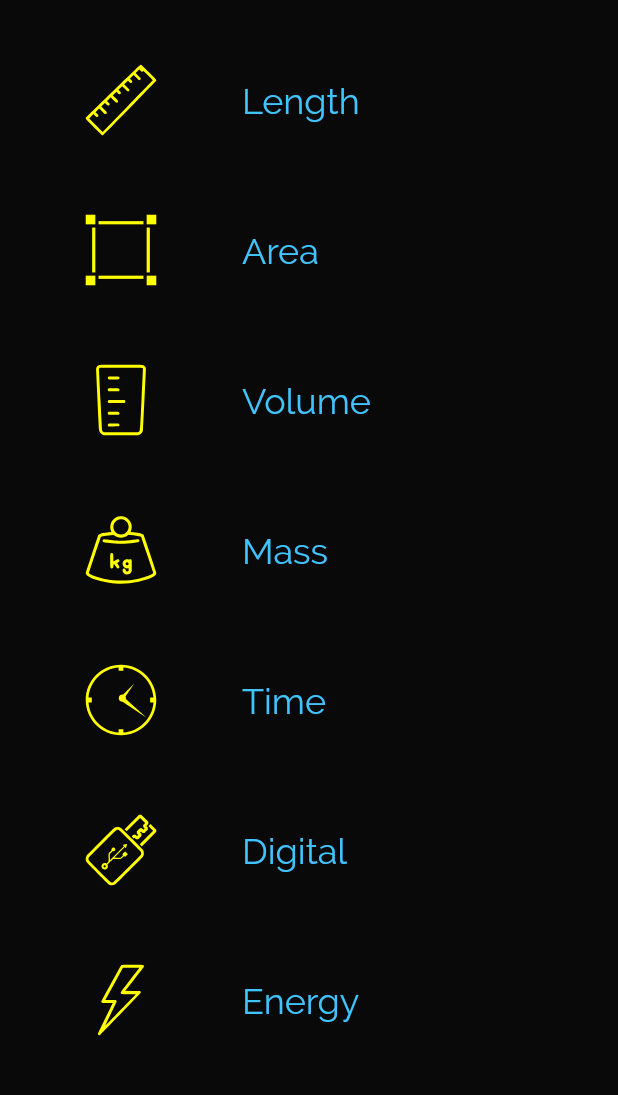
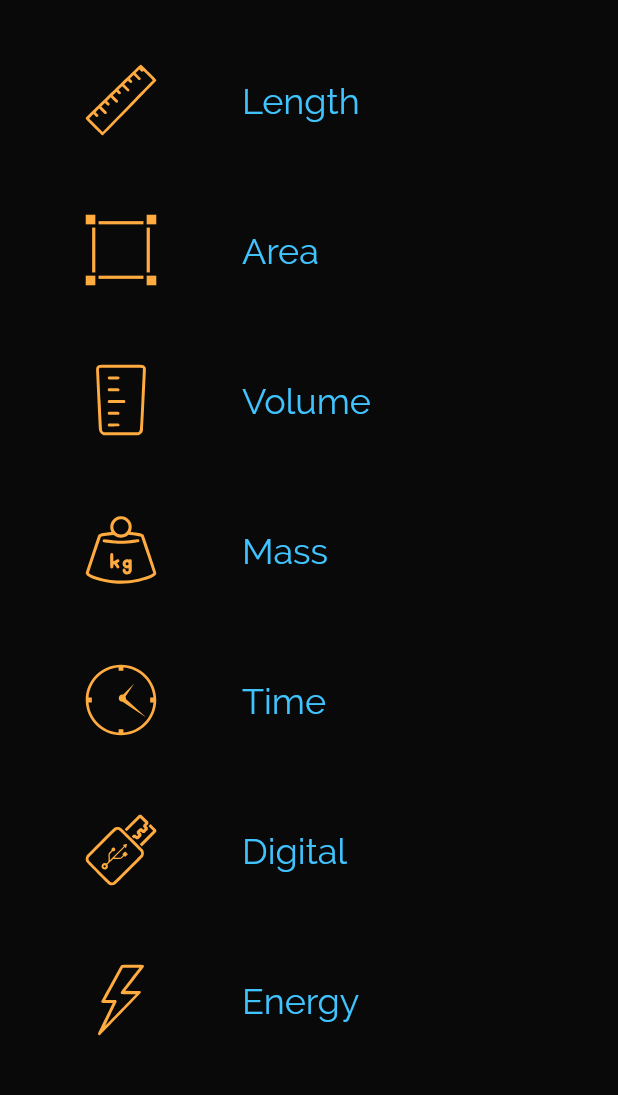
Before and after one commit to maxeema/converter, a Flutter app: the screen it shows after launch, on a phone screen of 412 x 824 dp, the part 59-1154 px from its top. Run offline on Flutter 3.47's test engine with Material 2 defaults, Android fonts, the phone set to English and light mode, and no system bars; our stand-ins replace fluttertoast, get_it, package_info, websafe_svg.

Commit message:
user orange accent instead of yellow

```diff
--- a/lib/conf.dart
+++ b/lib/conf.dart
@@ -7,10 +7,9 @@ const appPlayStoreUrl  = "https://play.google.com/store/apps/details?id=%package
 const appUdacityCourse = 'https://www.udacity.com/course/build-native-mobile-apps-with-flutter--ud905';
 
 const backgroundColor = Color(0xff090909);
-const accentColor1 = Colors.yellowAccent;
+const accentColor1 = Colors.orangeAccent;
 const accentColor2 = Colors.pinkAccent;
 const accentColor3 = Colors.lightBlueAccent;
-const accentColor4 = Colors.orangeAccent;
 
 const backdropHeaderSize   = 0.0;
 const backdropHeaderOffset = 0.0;
```
